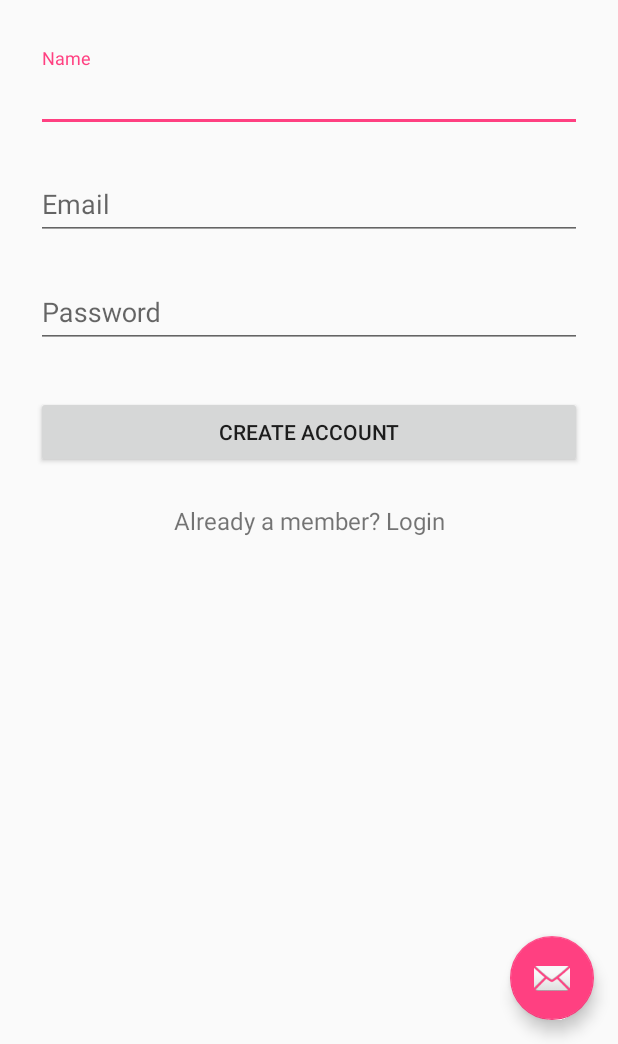
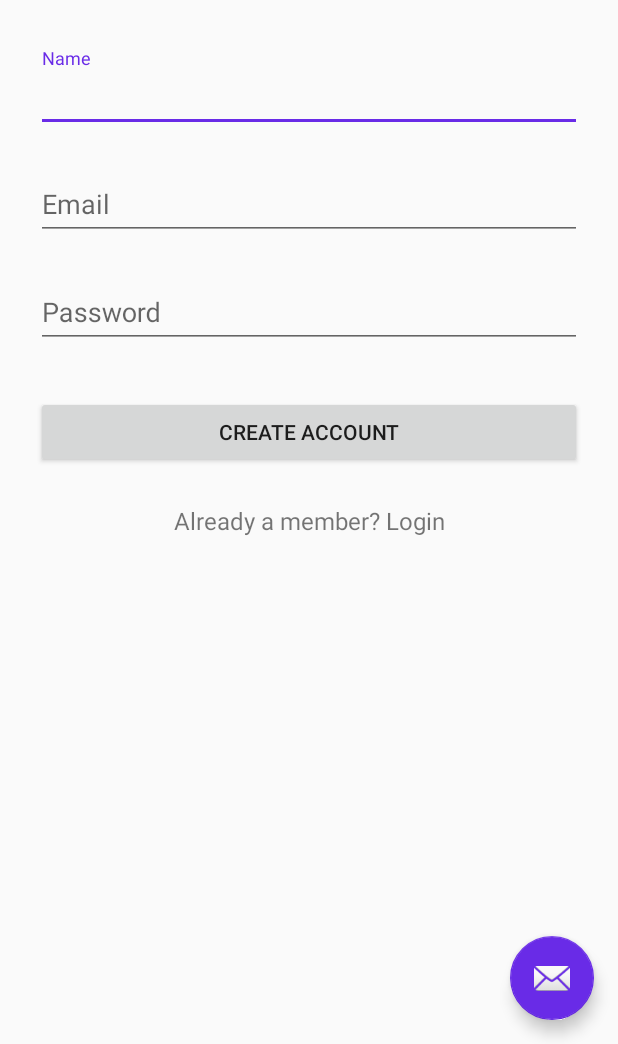
Before and after one commit to troytheboy/goya, an Android app: the SignupActivity screen opened directly, with no data from a screen before it, on a phone screen of 412 x 824 dp, the part 192-1236 px from its top. Run offline under Robolectric (Android 15) with nearby library versions, the light colour scheme and no system bars; our stand-ins replace ButterKnife, Firebase (no records; nobody signed in at launch, a user with empty details on screens opened directly).

Commit message:
changed color styles

```diff
--- a/Goya/app/src/main/java/com/example/chowi/goya/MapsActivity.java
+++ b/Goya/app/src/main/java/com/example/chowi/goya/MapsActivity.java
@@ -246,7 +246,8 @@ public class MapsActivity extends FragmentActivity implements OnMapReadyCallback
 
         Log.i("hello", "handle new location" + location.toString());
 
-        mMap.moveCamera(CameraUpdateFactory.newLatLng(latLng));
+        mMap.moveCamera( CameraUpdateFactory.newLatLngZoom(new LatLng(currentLatitude, currentLongitude) , 14.0f) );
+        //mMap.moveCamera(CameraUpdateFactory.newLatLng(latLng));
     }
 
 
--- a/Goya/app/src/main/res/layout/activity_login.xml
+++ b/Goya/app/src/main/res/layout/activity_login.xml
@@ -1,5 +1,6 @@
 <?xml version="1.0" encoding="utf-8"?>
 <android.support.design.widget.CoordinatorLayout xmlns:android="http://schemas.android.com/apk/res/android"
+
     xmlns:app="http://schemas.android.com/apk/res-auto"
     xmlns:tools="http://schemas.android.com/tools"
     android:layout_width="match_parent"
@@ -32,3 +33,6 @@
         app:srcCompat="@android:drawable/ic_dialog_email" />
 
 </android.support.design.widget.CoordinatorLayout>
+    <!--"#B8F4EA"
+        android:background="#DCF4E8"
+-->
--- a/Goya/app/src/main/res/values/colors.xml
+++ b/Goya/app/src/main/res/values/colors.xml
@@ -1,7 +1,7 @@
 <?xml version="1.0" encoding="utf-8"?>
 <resources>
-    <color name="colorPrimary">#3F51B5</color>
-    <color name="colorPrimaryDark">#303F9F</color>
-    <color name="colorAccent">#FF4081</color>
+    <color name="colorPrimary">#16CCA4</color>
+    <color name="colorPrimaryDark">#1D9178</color>
+    <color name="colorAccent">#692BE7</color>
     <color name="colorWhite">#FFFFFF</color>
 </resources>
```
Also changed, not shown: Goya/app/src/main/res/layout/activity_maps.xml (+22 -8 lines), Goya/app/src/main/res/drawable-hdpi/ic_add_location.png (added), Goya/app/src/main/res/drawable-mdpi/ic_add_location.png (added), Goya/app/src/main/res/drawable-xhdpi/ic_add_location.png (added), Goya/app/src/main/res/drawable-xxhdpi/ic_add_location.png (added).
